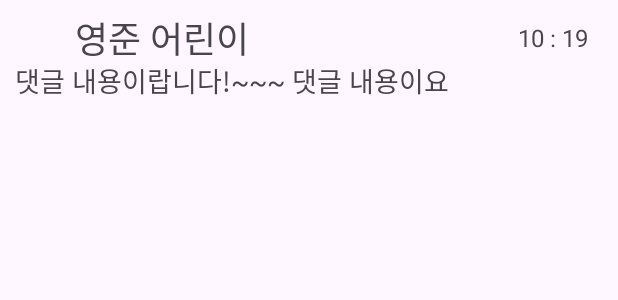
After one commit to i-likloud/i-likloud, an Android app: the layout item_comment.xml on its own in the app's theme, with its tools: preview values and no code run, on a phone screen of 412 x 824 dp. The commit adds this screen. Shown: the top 300 px of the screen. Run offline under Robolectric (Android 15) with nearby library versions, the phone set to English and light mode, and no system bars.

Commit message:
✨ feat : 그림 목록 UI 구성 중 | 차선호 |

```diff
--- a/frontend/likloud/app/build.gradle
+++ b/frontend/likloud/app/build.gradle
@@ -111,4 +111,7 @@ dependencies {
     // https://github.com/ybq/Android-SpinKit
     implementation 'com.github.ybq:Android-SpinKit:1.4.0'
     implementation 'androidx.legacy:legacy-support-v4:1.0.0'
+
+    //recyclerview
+    implementation 'com.github.sparrow007:carouselrecyclerview:1.2.6'
 }
--- /dev/null
+++ b/frontend/likloud/app/src/main/java/com/ssafy/likloud/data/model/CommentDto.kt
@@ -0,0 +1,4 @@
+package com.ssafy.likloud.data.model
+
+data class CommentDto(val img: Int, val nickname: String, val content: String, val time: String) {
+}
--- /dev/null
+++ b/frontend/likloud/app/src/main/java/com/ssafy/likloud/data/model/DrawingDto.kt
@@ -0,0 +1,4 @@
+package com.ssafy.likloud.data.model
+
+data class DrawingDto(val img: Int, val text: String) {
+}
--- /dev/null
+++ b/frontend/likloud/app/src/main/res/layout/item_comment.xml
@@ -0,0 +1,48 @@
+<?xml version="1.0" encoding="utf-8"?>
+<androidx.constraintlayout.widget.ConstraintLayout xmlns:android="http://schemas.android.com/apk/res/android"
+    android:layout_width="match_parent"
+    android:layout_height="wrap_content"
+    xmlns:app="http://schemas.android.com/apk/res-auto">
+
+    <ImageView
+        android:id="@+id/comment_profile_img"
+        android:layout_width="30dp"
+        android:layout_height="30dp"
+        app:layout_constraintTop_toTopOf="parent"
+        app:layout_constraintStart_toStartOf="parent"
+        android:layout_marginTop="10dp"
+        android:layout_marginStart="10dp"/>
+
+    <TextView
+        android:id="@+id/comment_nickname_tv"
+        android:layout_width="wrap_content"
+        android:layout_height="wrap_content"
+        android:text="영준 어린이"
+        android:textSize="24sp"
+        app:layout_constraintTop_toTopOf="@id/comment_profile_img"
+        app:layout_constraintBottom_toBottomOf="@id/comment_profile_img"
+        app:layout_constraintStart_toEndOf="@id/comment_profile_img"
+        android:layout_marginStart="10dp"/>
+
+    <TextView
+        android:id="@+id/comment_time_tv"
+        android:layout_width="wrap_content"
+        android:layout_height="wrap_content"
+        android:text="10 : 19"
+        android:textSize="16sp"
+        app:layout_constraintTop_toTopOf="@id/comment_profile_img"
+        app:layout_constraintBottom_toBottomOf="@id/comment_profile_img"
+        app:layout_constraintEnd_toEndOf="parent"
+        android:layout_marginEnd="20dp"/>
+
+    <TextView
+        android:id="@+id/comment_content_tv"
+        android:layout_width="wrap_content"
+        android:layout_height="wrap_content"
+        android:text="댓글 내용이랍니다!~~~ 댓글 내용이요"
+        android:textSize="18sp"
+        app:layout_constraintTop_toBottomOf="@id/comment_profile_img"
+        app:layout_constraintStart_toStartOf="@id/comment_profile_img"/>
+
+
+</androidx.constraintlayout.widget.ConstraintLayout>
--- a/frontend/likloud/app/src/main/res/navigation/nav_graph.xml
+++ b/frontend/likloud/app/src/main/res/navigation/nav_graph.xml
@@ -3,11 +3,15 @@
     xmlns:app="http://schemas.android.com/apk/res-auto"
     xmlns:tools="http://schemas.android.com/tools"
     android:id="@+id/nav_graph"
-    app:startDestination="@id/exampleFragment">
+    app:startDestination="@id/drawingListFragment">
 
     <fragment
         android:id="@+id/exampleFragment"
         android:name="com.ssafy.likloud.example.ExampleFragment"
         android:label="fragment_home"
         tools:layout="@layout/fragment_example" />
+    <fragment
+        android:id="@+id/drawingListFragment"
+        android:name="com.ssafy.likloud.ui.drawinglist.DrawingListFragment"
+        android:label="DrawingListFragment" />
 </navigation>
```
Also changed, not shown: frontend/likloud/app/src/main/java/com/ssafy/likloud/ui/drawinglist/CommnetListAdapter.kt (added, +67 -0 lines), frontend/likloud/app/src/main/java/com/ssafy/likloud/ui/drawinglist/DrawingListAdapter.kt (added, +80 -0 lines), frontend/likloud/app/src/main/java/com/ssafy/likloud/ui/drawinglist/DrawingListFragment.kt (added, +126 -0 lines), frontend/likloud/app/src/main/java/com/ssafy/likloud/ui/drawinglist/DrawingListFragmentViewModel.kt (added, +23 -0 lines), frontend/likloud/app/src/main/res/drawable/rounded_border.xml (added, +8 -0 lines), frontend/likloud/app/src/main/res/layout/fragment_drawing_list.xml (added, +128 -0 lines), frontend/likloud/app/src/main/res/layout/item_drawing.xml (added, +31 -0 lines), frontend/likloud/app/src/main/res/drawable/cloud1.png (added), frontend/likloud/app/src/main/res/drawable/cloud2.png (added), frontend/likloud/app/src/main/res/drawable/cloud3.png (added), frontend/likloud/app/src/main/res/drawable/cloud4.png (added), frontend/likloud/app/src/main/res/drawable/cloud5.jpg (added).
